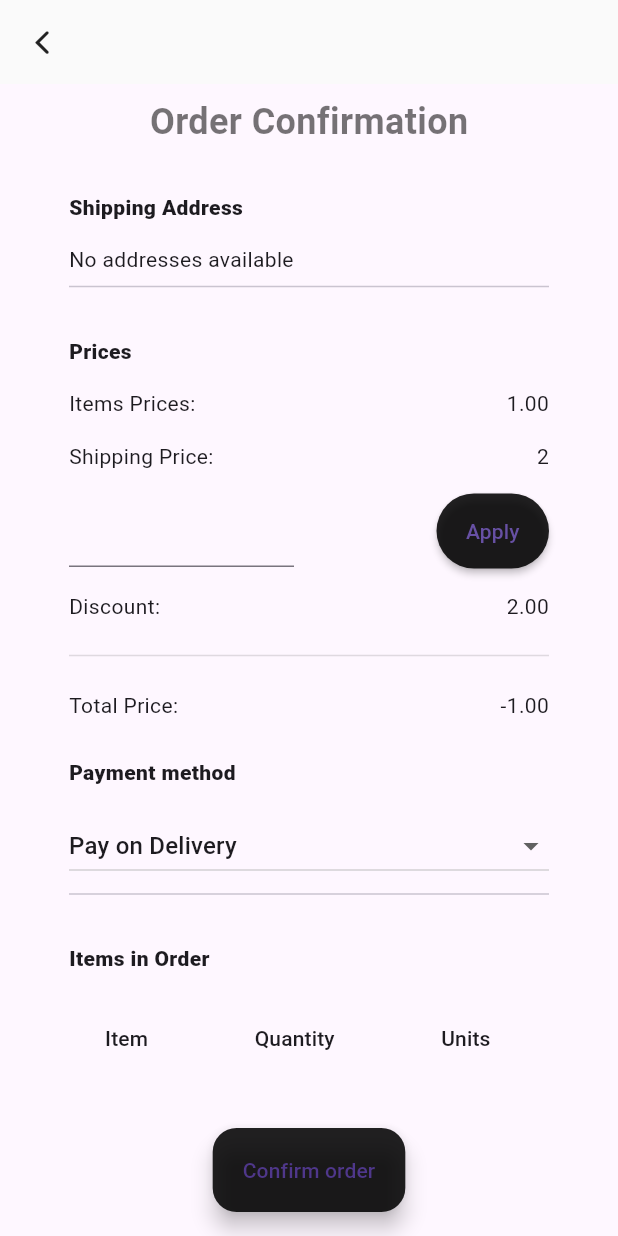
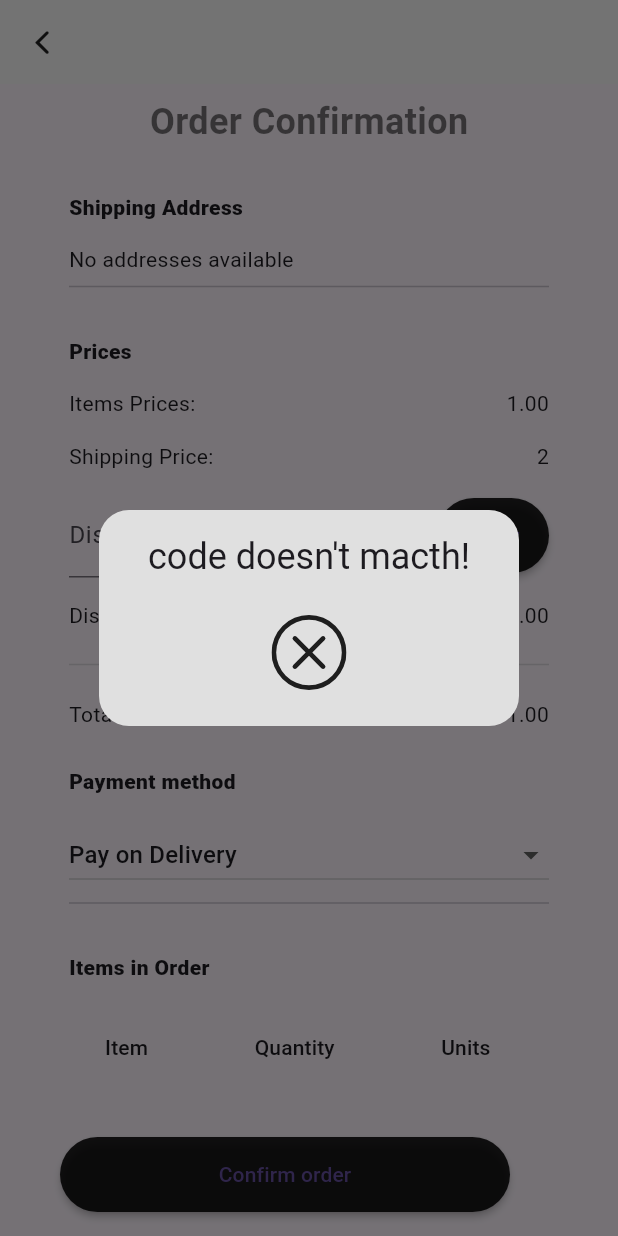
Before and after one commit to abdulrasol/store, a Flutter app: the Order screen opened directly, after a tap on "Apply", on a phone screen of 412 x 824 dp. Run offline on Flutter 3.47's test engine with Material 3 defaults, Android fonts, the phone set to English and light mode, and no system bars; drawn by our look-alikes of rounded_loading_button; our stand-ins replace carousel_slider, cloud_firestore, custom_rating_bar, file_picker, firebase_auth, firebase_core and 5 more; missing offline and left inert: current_location, open_street_map_search_and_pick, rating; accounts and stored records are empty.

Commit message:
do order page

```diff
--- a/lib/database/models/order_model.dart
+++ b/lib/database/models/order_model.dart
@@ -1,20 +1,41 @@
-import 'package:store/database/models/item_card.dart';
-import 'package:store/database/models/user_adress_model.dart';
-
 class OrderModel {
-  final String userId;
-  final List<CartItemModel> items;
+  final String id;
+  final List items;
   final String timestamp;
-  final UserAdressModel adress;
   final double price;
+  final double discount;
   final String state;
+  final Map address;
 
   OrderModel({
-    required this.userId,
+    required this.id,
     required this.items,
     required this.timestamp,
-    required this.adress,
     required this.price,
+    required this.discount,
     required this.state,
+    required this.address,
   });
+
+  Map<String, dynamic> toMap() {
+    return {
+      'id': id,
+      'items': items,
+      'timestamp': timestamp,
+      'price': price,
+      'state': state,
+      'address': address
+    };
+  }
+
+  static OrderModel fromMap(Map<String, dynamic> map) {
+    return OrderModel(
+        id: map['id'],
+        items: map['items'],
+        timestamp: map['timestamp'],
+        discount: map['discount'],
+        price: map['price'],
+        state: map['state'],
+        address: map['address']);
+  }
 }
--- a/lib/database/services/controller.dart
+++ b/lib/database/services/controller.dart
@@ -18,6 +18,7 @@ class Controller extends GetxController {
   RxList<SlideModel> sliders = <SlideModel>[].obs;
   RxDouble totalPrice = 1.0.obs;
   RxDouble discount = 0.0.obs;
+  RxDouble shoppingPrice = 2.0.obs;
   RxDouble productRating = 0.0.obs;
   Rx<User?> user = Rx<User?>(null);
   Rx<UserModel> userData = Rx<UserModel>(UserModel(profileImage: ''));
--- a/lib/database/services/items.dart
+++ b/lib/database/services/items.dart
@@ -3,6 +3,7 @@ import 'package:cloud_firestore/cloud_firestore.dart';
 import 'package:firebase_auth/firebase_auth.dart';
 import 'package:get/get.dart';
 import 'package:store/database/models/item_card.dart';
+import 'package:store/database/models/order_model.dart';
 import 'package:store/database/models/rating_model.dart';
 import 'package:store/database/services/controller.dart';
 
@@ -178,3 +179,38 @@ Future<List<UserRatingModel>> getProductReivews(
 
   return app.docs.map((e) => UserRatingModel.fromMap(e.data())).toList();
 }
+
+// check promocode
+Future getDiscountCode(String code) async {
+  return await FirebaseFirestore.instance
+      .collection('discount_code')
+      .where("code", isEqualTo: code)
+      .get()
+      .then((docs) {
+    if (docs.docs.isEmpty) {
+      return null;
+    }
+    return docs.docs.first.data();
+  });
+}
+
+// compelte order
+Future compelteOrder(OrderModel order) async {
+  await FirebaseFirestore.instance
+      .collection('users')
+      .doc(FirebaseAuth.instance.currentUser!.uid)
+      .collection('orders')
+      .add(order.toMap());
+  await FirebaseFirestore.instance
+      .collection('users')
+      .doc(FirebaseAuth.instance.currentUser!.uid)
+      .collection('cart')
+      .get()
+      .then(
+        (value) => value.docs.map(
+          (e) => e.reference.delete(),
+        ),
+      );
+  controller.totalPrice.value = 0;
+  controller.discount.value = 0;
+}
--- a/lib/main.dart
+++ b/lib/main.dart
@@ -38,5 +38,5 @@ var app = GetMaterialApp(
     'options': (contect) => Options(),
   },
   initialRoute: 'main',
-  home: const Order(),
+  home: const Main(),
 );
--- a/lib/ui/pages/order.dart
+++ b/lib/ui/pages/order.dart
@@ -1,8 +1,10 @@
 import 'package:flutter/material.dart';
 import 'package:get/get.dart';
+import 'package:icons_plus/icons_plus.dart';
 import 'package:rounded_loading_button/rounded_loading_button.dart';
 import 'package:shimmer/shimmer.dart';
 import 'package:store/database/models/item_card.dart';
+import 'package:store/database/models/order_model.dart';
 import 'package:store/database/models/user_adress_model.dart';
 import 'package:store/database/services/auth.dart';
 import 'package:store/database/services/controller.dart';
@@ -23,9 +25,11 @@ class _OrderState extends State<Order> {
   final controller = Get.put(Controller());
   final controllerText = TextEditingController();
   final btnController = RoundedLoadingButtonController();
+  final flaotBtnController = RoundedLoadingButtonController();
   final high = const SizedBox(height: 15);
   late UserAdressModel shoppingAdress;
   late double totalPrice;
+  // late List totalPrice;
 
   final dataCell = DataCell(
     Shimmer.fromColors(
@@ -44,6 +48,7 @@ class _OrderState extends State<Order> {
   @override
   Widget build(BuildContext context) {
     totalPrice = controller.totalPrice.value;
+
     return Scaffold(
       appBar: genericAppBar(
         context: context,
@@ -73,10 +78,10 @@ class _OrderState extends State<Order> {
           ),
         ),
       ),
-      floatingActionButton: FloatingActionButton.extended(
-        onPressed: () {
+      /*  floatingActionButton: FloatingActionButton.extended(
+        onPressed: () async {
           if (controller.user.value != null) {
-            // Handle the order completion logic here
+
           } else {
             Get.to(() => const AuthPage());
           }
@@ -87,6 +92,31 @@ class _OrderState extends State<Order> {
         hoverColor: Colors.black54,
       ),
       floatingActionButtonLocation: FloatingActionButtonLocation.centerFloat,
+
+    */
+      floatingActionButton: RoundedLoadingButton(
+        controller: flaotBtnController,
+        onPressed: () async {
+          if (controller.user.value != null) {
+            await compelteOrder(
+              OrderModel(
+                id: 'id',
+                items:
+                    controller.cart.map((element) => element.toMap()).toList(),
+                timestamp: DateTime.now().toIso8601String(),
+                price: controller.totalPrice(),
+                discount: controller.discount.value,
+                state: 'order',
+                address: controller.userAdressModel.value.toMap(),
+              ),
+            );
+          } else {
+            Get.to(() => const AuthPage());
+          }
+        },
+        color: Colors.black87,
+        child: const Text('Confirm order'),
+      ),
     );
   }
 
@@ -195,7 +225,7 @@ class _OrderState extends State<Order> {
                 children: [
                   const Text('Items Prices: '),
                   const Expanded(child: SizedBox()),
-                  Obx(() => Text(controller.totalPrice.toStringAsFixed(2))),
+                  Text(controller.totalPrice.toStringAsFixed(2)),
                 ],
               ),
               high,
@@ -212,7 +242,14 @@ class _OrderState extends State<Order> {
                   SizedBox(
                     width: 150,
                     child: TextFormField(
+                      decoration:
+                          const InputDecoration(label: Text('Discount code')),
                       controller: controllerText,
+                      onChanged: ((value) {
+                        if (controller.discount.value == 0) {
+                          btnController.reset();
+                        }
+                      }),
                     ),
                   ),
                   const SizedBox(width: 25),
@@ -222,9 +259,40 @@ class _OrderState extends State<Order> {
                     width: 75,
                     controller: btnController,
                     onPressed: () async {
-                      controller.discount.value = 2;
-                      await Future.delayed(const Duration(seconds: 1));
-                      btnController.success();
+                      var code = await getDiscountCode(controllerText.text);
+                      if (code == null) {
+                        btnController.error();
+                        Get.defaultDialog(
+                          backgroundColor: Colors.grey.shade300,
+                          title: 'code doesn\'t macth!',
+                          titlePadding: const EdgeInsets.all(15),
+                          //confirm: Icon(FontAwesome.truck),
+                          content: const Icon(
+                            Bootstrap.x_circle,
+                            size: 50,
+                          ),
+                        );
+                      } else if (code['discount'] >
+                          controller.totalPrice.value) {
+                        btnController.stop();
+                        Get.defaultDialog(
+                          backgroundColor: Colors.grey.shade300,
+                          title:
+                              'Total price should be more than discount value!',
+                          titlePadding: const EdgeInsets.all(15),
+                          //confirm: Icon(FontAwesome.truck),
+                          content: const Icon(
+                            Bootstrap.info_circle_fill,
+                            size: 50,
+                          ),
+                        );
+                      } else {
+                        if (code['use count'] <= code['limit']) {
+                          btnController.success();
+                          controller.discount.value = code['discount'];
+                        }
+                      }
+                      //btnController.success();
                     },
                     child: const Text('Apply'),
                   ),
@@ -248,8 +316,8 @@ class _OrderState extends State<Order> {
                 children: [
                   const Text('Total Price: '),
                   const Expanded(child: SizedBox()),
-                  Obx(() => Text((totalPrice - controller.discount.value)
-                      .toStringAsFixed(2))),
+                  Obx(() =>
+                      Text((controller.totalPrice.value).toStringAsFixed(2))),
                 ],
               ),
             ],
@@ -304,6 +372,7 @@ class _OrderState extends State<Order> {
               future: getCartItems(),
               builder: (context, snapshot) {
                 if (snapshot.hasData) {
+                  controller.cart.value = snapshot.data!;
                   return DataTable(
                     columns: const [
                       DataColumn(label: Text('Item')),
```
